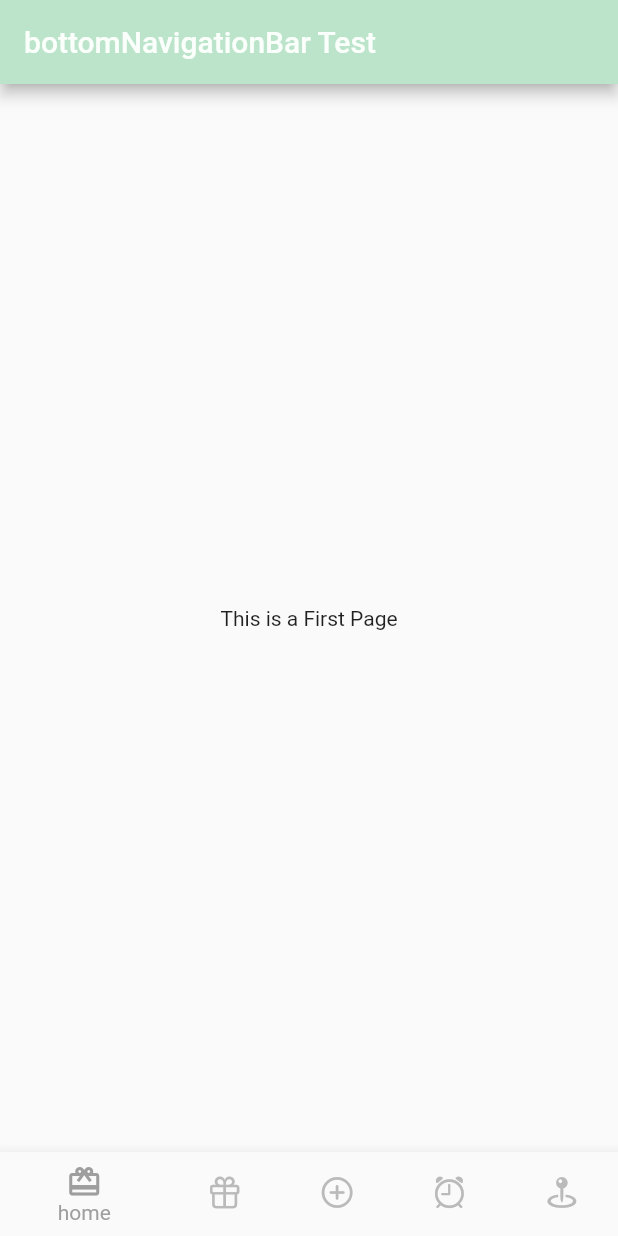
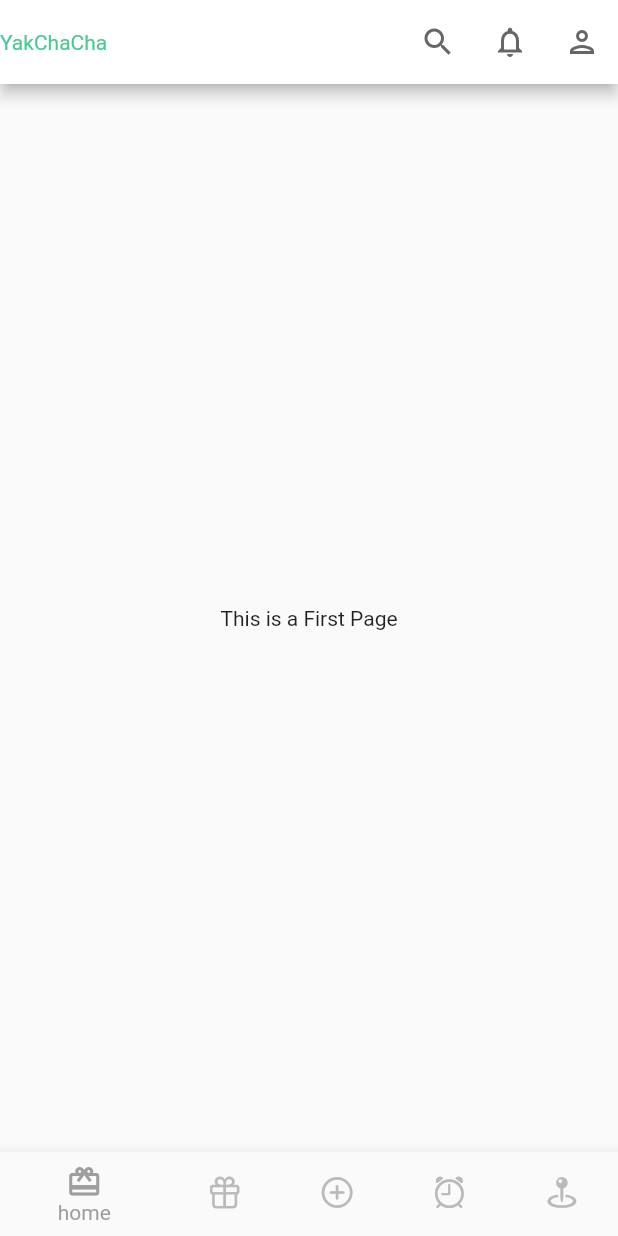
Before and after one commit to AI-FOR-ALL-I/YakChaCha, a Flutter app: the screen it shows after launch, on a phone screen of 412 x 824 dp. Run offline on Flutter 3.47's test engine with Material 2 defaults, Android fonts, the phone set to English and light mode, and no system bars.

Commit message:
[S08P22A803-153] Feat: AppBar 구현

```diff
--- a/frontend/lib/bottom_navigation.dart
+++ b/frontend/lib/bottom_navigation.dart
@@ -5,6 +5,7 @@ import 'package:frontend/screens/home_page.dart';
 import 'package:frontend/screens/drug_history_page.dart';
 import 'package:frontend/screens/alarm_page.dart';
 import 'package:frontend/screens/register_page.dart';
+import 'package:frontend/screens/search/text_search_page.dart';
 
 class BottomNavigation extends StatefulWidget {
   const BottomNavigation({Key? key}) : super(key: key);
@@ -34,8 +35,37 @@ class _BottomNavigationState extends State<BottomNavigation> {
   Widget build(BuildContext context) {
     return Scaffold(
         appBar: AppBar(
-          title: const Text('bottomNavigationBar Test'),
-        ),
+            leading: Center(
+              child: Text('YakChaCha',
+                  style: (TextStyle(
+                    color: Theme.of(context).colorScheme.background,
+                    overflow: TextOverflow.visible,
+                  )),
+                  softWrap: false,
+                  maxLines: 1),
+            ),
+            actions: [
+              IconButton(
+                icon: Icon(Icons.search_outlined),
+                onPressed: () {
+                  Navigator.push(
+                      context,
+                      MaterialPageRoute(
+                          builder: (context) => TextSearchPage()));
+                },
+              ),
+              IconButton(
+                icon: Icon(Icons.notifications_outlined),
+                onPressed: () {},
+              ),
+              IconButton(
+                icon: Icon(Icons.person_outlined),
+                onPressed: () {},
+              ),
+            ],
+            backgroundColor: Colors.white,
+            iconTheme:
+                IconThemeData(color: Theme.of(context).colorScheme.secondary)),
         body: pages[_selectedIndex],
         bottomNavigationBar: BottomNavigationBar(
           currentIndex: _selectedIndex,
--- a/frontend/lib/main.dart
+++ b/frontend/lib/main.dart
@@ -16,17 +16,17 @@ class MyApp extends StatelessWidget {
       theme: ThemeData(
         colorScheme: const ColorScheme(
             brightness: Brightness.light,
-            primary: Color(0xFFBBE4CB),      // Main
-            onPrimary: Color(0xFFFBFFFB),    // little-white
-            secondary: Color(0xFF666666),    // Gray
-            onSecondary: Color(0xFFE1E1E1),  // Light-Gray
-            error: Color(0xFFFF6961),        // Error-Red
-            onError: Color(0xFFF7CA66),      // Warning-yellow
-            background: Color(0xFF4AC990),   // Success-green
+            primary: Color(0xFFBBE4CB), // Main
+            onPrimary: Color(0xFFFBFFFB), // little-white
+            secondary: Color(0xFF666666), // Gray
+            onSecondary: Color(0xFFE1E1E1), // Light-Gray
+            error: Color(0xFFFF6961), // Error-Red
+            onError: Color(0xFFF7CA66), // Warning-yellow
+            background: Color(0xFF4AC990), // Success-green
             onBackground: Color(0xFF6694F7), // Info - blue
-            surface: Color(0xFFBABABA),      // Placeholder
-            onSurface: Color(0xFF848293)),   // Point-Purple
-      ),
+            surface: Color(0xFFBABABA), // Placeholder
+            onSurface: Color(0xFF848293)), // Point-Purple
+      ), // color:theme.of(context).colorScheme.~~~
       title: 'bottomNavigationBar Test',
       home: const BottomNavigation(),
     );
```
Also changed, not shown: frontend/lib/screens/search/text_search_page.dart (added, +10 -0 lines).
